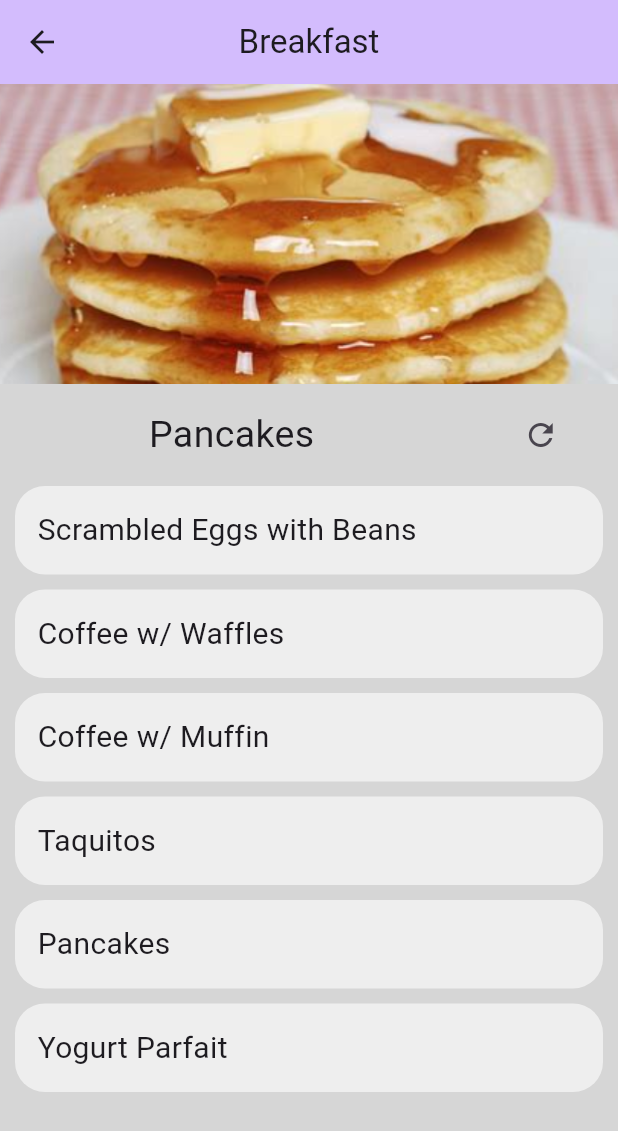
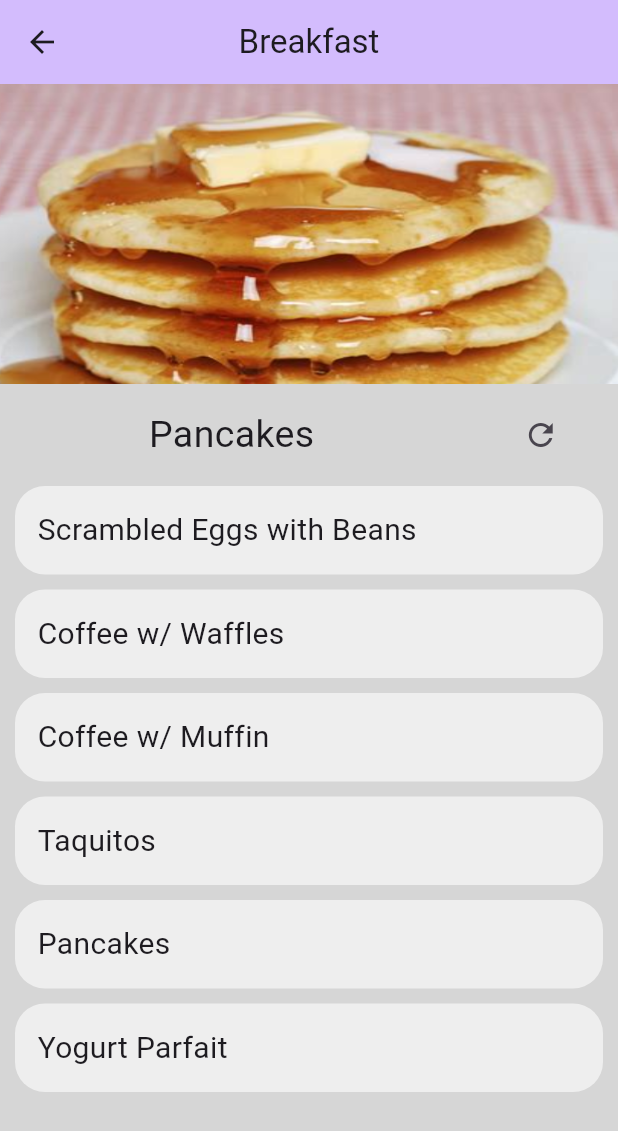
Before and after one commit to RobKabob1/mealselection, a Flutter app: the Breakfast screen opened directly with empty values, after a tap on the "refresh" icon, on a phone screen of 412 x 824 dp. Shown: the top 1131 px of the screen. Run offline on Flutter 3.47's test engine with Material 2 defaults, Android fonts, the phone set to English and light mode, and no system bars.

Commit message:
Stretched Pictures to Fit

```diff
--- a/lib/breakfast.dart
+++ b/lib/breakfast.dart
@@ -39,7 +39,7 @@ class _BreakfastState extends State<Breakfast> {
                   child: Image.asset(
                     widget.food.imagePath,
                     height: 200,
-                    fit: BoxFit.fitWidth,
+                    fit: BoxFit.fill,
                   ),
                 ),
               ],
--- a/lib/dinner.dart
+++ b/lib/dinner.dart
@@ -39,7 +39,7 @@ class _DinnerState extends State<Dinner> {
                   child: Image.asset(
                     widget.food.imagePath,
                     height: 200,
-                    fit: BoxFit.fitWidth,
+                    fit: BoxFit.fill,
                   ),
                 ),
               ],
--- a/lib/lunch.dart
+++ b/lib/lunch.dart
@@ -39,7 +39,7 @@ class _LunchState extends State<Lunch> {
                   child: Image.asset(
                     widget.food.imagePath,
                     height: 200,
-                    fit: BoxFit.fitWidth,
+                    fit: BoxFit.fill,
                   ),
                 ),
               ],
--- a/lib/restaurants.dart
+++ b/lib/restaurants.dart
@@ -39,7 +39,7 @@ class _RestaurantsState extends State<Restaurants> {
                   child: Image.asset(
                     widget.food.imagePath,
                     height: 200,
-                    fit: BoxFit.fitWidth,
+                    fit: BoxFit.fill,
                   ),
                 ),
               ],
--- a/lib/snacks.dart
+++ b/lib/snacks.dart
@@ -39,7 +39,7 @@ class _SnacksState extends State<Snacks> {
                   child: Image.asset(
                     widget.food.imagePath,
                     height: 200,
-                    fit: BoxFit.fitWidth,
+                    fit: BoxFit.fill,
                   ),
                 ),
               ],
```
